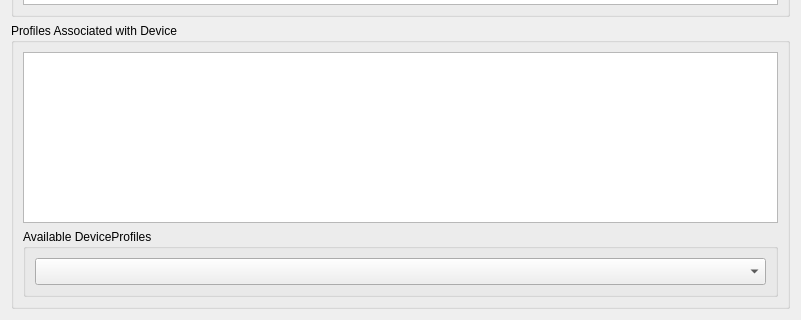
First picture: the form in devices/kmdevices.ui, repository KDE/kolor-manager, before the edit; both pictures show x 0 to 801 and y 280 to 600 of the 801 by 600 pixel window.
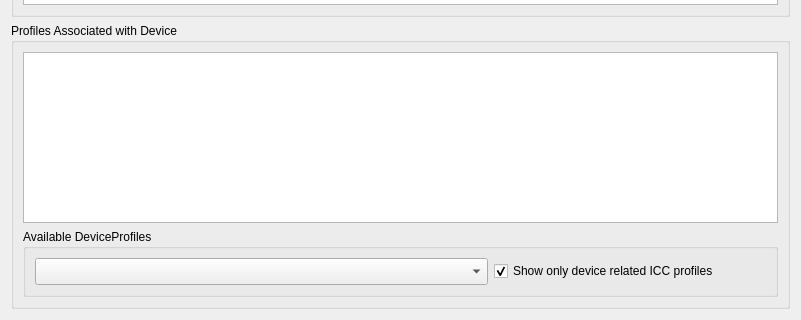
Second picture: the form after the edit.

Commit message:
* [core]: show device fitting ICC profiles
... if the according button beside the ICC profile combo box is checked.

The edit to the form file:
```diff
--- a/devices/kmdevices.ui
+++ b/devices/kmdevices.ui
@@ -115,7 +115,7 @@
         </property>
         <layout class="QGridLayout" name="gridLayout">
          <item row="0" column="0">
-          <layout class="QHBoxLayout" name="horizontalLayout_2">
+          <layout class="QHBoxLayout" name="horizontalLayout_2" stretch="5,3">
            <item>
             <widget class="QComboBox" name="deviceProfileComboBox">
              <property name="sizePolicy">
@@ -132,6 +132,19 @@
              </property>
             </widget>
            </item>
+           <item>
+            <widget class="QCheckBox" name="relatedDeviceCheckBox">
+             <property name="text">
+              <string>Show only device related ICC profiles</string>
+             </property>
+             <property name="checked">
+              <bool>true</bool>
+             </property>
+             <property name="tristate">
+              <bool>false</bool>
+             </property>
+            </widget>
+           </item>
           </layout>
          </item>
         </layout>
```
The commit also changes 2 other files.
